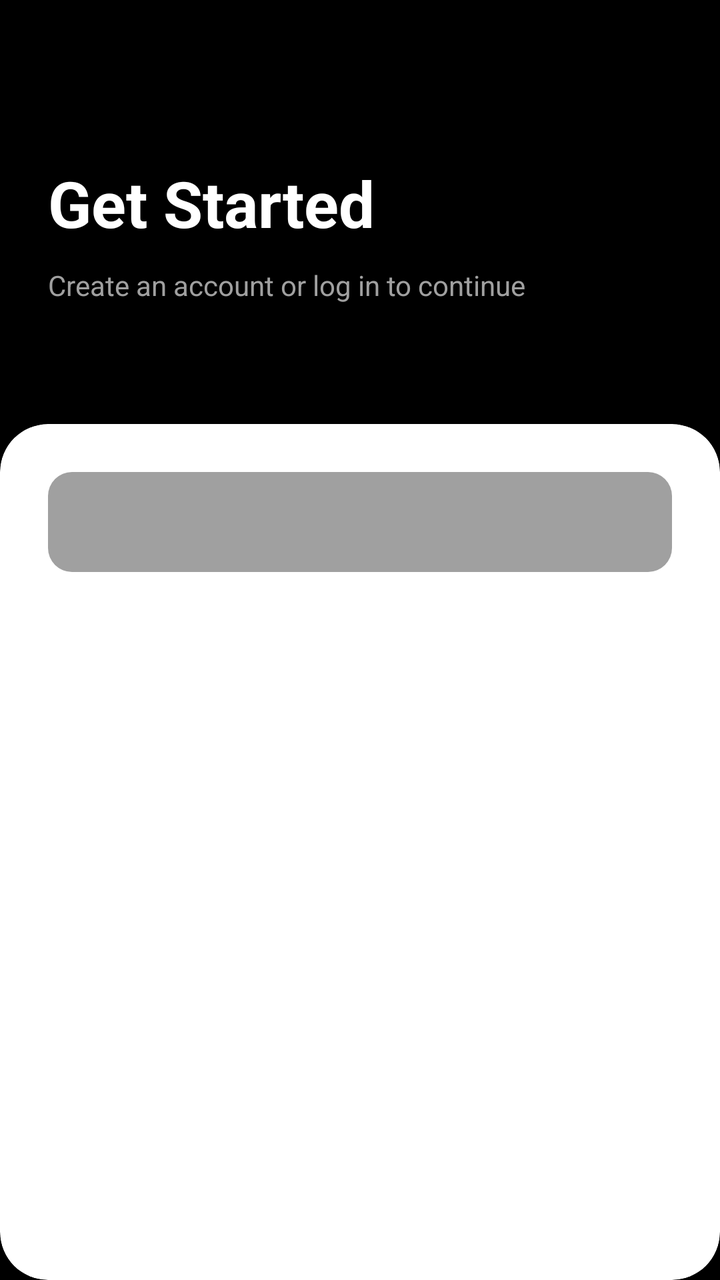
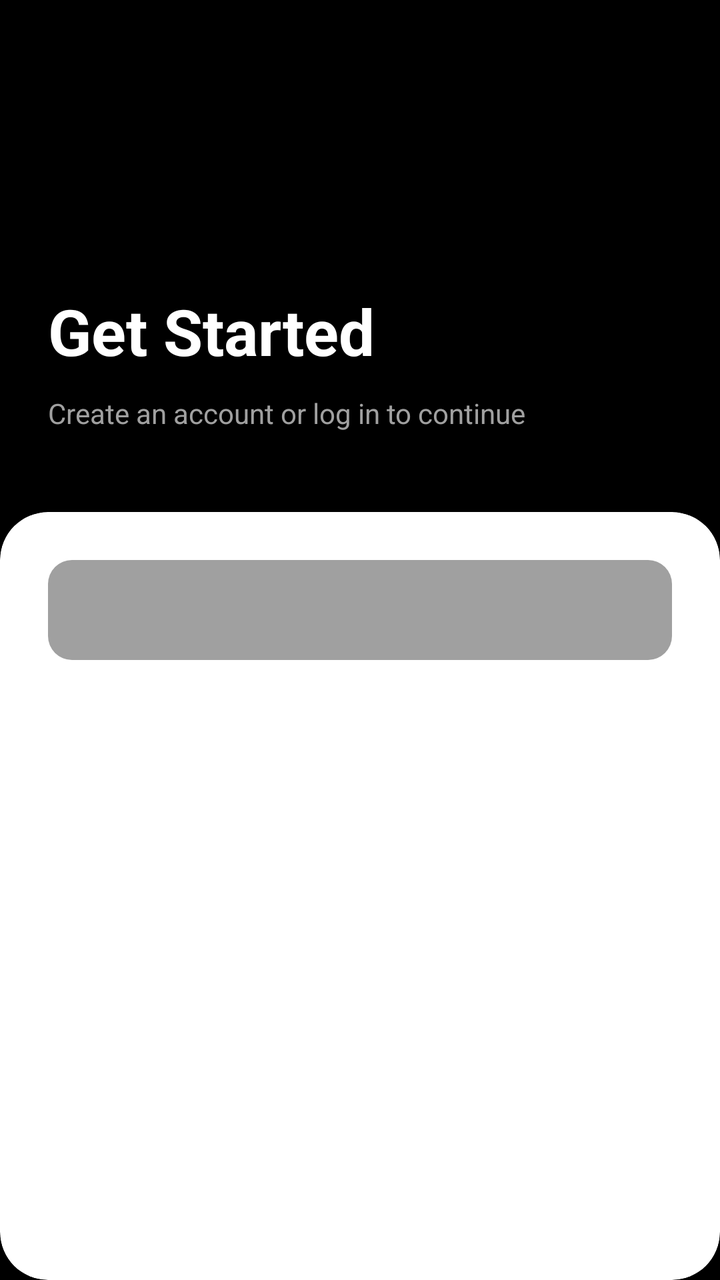

Screens rendered from an Android XML layout before and after an edit, with the pre-edit source and the edit as a unified diff.
<!-- AndroidManifest.xml: application theme Theme.Splitwise -->
<!-- res/layout/activity_login.xml -->
<?xml version="1.0" encoding="utf-8"?>
<RelativeLayout xmlns:android="http://schemas.android.com/apk/res/android"
    xmlns:app="http://schemas.android.com/apk/res-auto"
    android:layout_width="match_parent"
    android:layout_height="match_parent"
    android:background="@color/black"
    android:fitsSystemWindows="true">

    <TextView
        android:id="@+id/txtGetStarted"
        android:layout_width="wrap_content"
        android:layout_height="wrap_content"
        android:layout_marginStart="24dp"
        android:layout_marginTop="80dp"
        android:text="@string/get_started"
        android:textColor="@color/white"
        android:textSize="32sp"
        android:textStyle="bold" />

    <TextView
        android:id="@+id/txtLogin"
        android:layout_width="wrap_content"
        android:layout_height="wrap_content"
        android:layout_below="@id/txtGetStarted"
        android:layout_marginStart="24dp"
        android:layout_marginTop="10dp"
        android:text="@string/create_an_account_or_log_in_to_continue"
        android:textColor="@color/grey"
        android:textSize="14sp" />

    <androidx.cardview.widget.CardView
        android:layout_width="match_parent"
        android:layout_height="wrap_content"
        android:layout_below="@id/txtLogin"
        android:layout_alignParentBottom="true"
        android:layout_marginTop="60dp"
        app:cardBackgroundColor="@color/white"
        app:cardCornerRadius="24dp">

        <LinearLayout
            android:layout_width="match_parent"
            android:layout_height="match_parent"
            android:orientation="vertical"
            android:padding="24dp">

            <com.google.android.material.tabs.TabLayout
                android:id="@+id/tabLayout"
                android:layout_width="match_parent"
                android:layout_height="50dp"
                android:background="@drawable/bg_toggle_container"
                app:tabBackground="@drawable/bg_toggle_selected"
                app:tabIndicatorHeight="0dp"
                app:tabSelectedTextColor="@color/black"
                app:tabTextColor="@color/darkGrey" />

            <androidx.viewpager2.widget.ViewPager2
                android:id="@+id/viewPager"
                android:layout_width="match_parent"
                android:layout_height="match_parent"
                android:layout_marginTop="16dp" />

        </LinearLayout>
    </androidx.cardview.widget.CardView>

</RelativeLayout>
<!-- resources referenced by this layout -->
<resources>
  <color name="black">#FF000000</color>
  <color name="darkGrey">#1A1A1A</color>
  <color name="grey">#A0A0A0</color>
  <color name="white">#FFFFFFFF</color>
  <!-- drawable bg_toggle_container (drawable) -->
  <?xml version="1.0" encoding="utf-8"?>
  <shape xmlns:android="http://schemas.android.com/apk/res/android">
      <solid android:color="@color/grey" />
      <corners android:radius="12dp" />
  </shape>
  <!-- drawable bg_toggle_selected (drawable) -->
  <?xml version="1.0" encoding="utf-8"?>
  <selector xmlns:android="http://schemas.android.com/apk/res/android">
      <item android:state_selected="true">
          <layer-list>
              <item android:bottom="4dp" android:left="4dp" android:right="4dp" android:top="4dp">
                  <shape>
                      <solid android:color="@color/white" />
                      <corners android:radius="8dp" />
                  </shape>
              </item>
          </layer-list>
      </item>
      <item android:state_selected="false">
          <layer-list>
              <item android:bottom="4dp" android:left="4dp" android:right="4dp" android:top="4dp">
                  <shape>
                      <solid android:color="@color/grey" />
                  </shape>
              </item>
          </layer-list>
      </item>
  </selector>
  <string name="create_an_account_or_log_in_to_continue">Create an account or log in to continue</string>
  <string name="get_started">Get Started</string>
  <style name="Theme.Splitwise" parent="Base.Theme.Splitwise" />
  <style name="Base.Theme.Splitwise" parent="Theme.Material3.DayNight.NoActionBar">
          <item name="colorPrimary">@color/darkGrey</item>
          <item name="colorOnPrimary">@color/white</item>
          <item name="android:statusBarColor">@color/black</item>
          <item name="android:navigationBarColor">@color/black</item>
          <item name="android:windowLightStatusBar">false</item>
          <item name="indicatorColor">@color/grey</item>
  
          <item name="android:spinnerStyle">@style/Widget.Splitwise.Spinner</item>
          <item name="textInputStyle">@style/Widget.Splitwise.TextInputLayout.OutlinedBox</item>
      </style>
  <style name="Widget.Splitwise.Spinner" parent="Widget.AppCompat.Spinner">
          <item name="android:popupBackground">@color/white</item>
      </style>
  <style name="Widget.Splitwise.TextInputLayout.OutlinedBox" parent="Widget.MaterialComponents.TextInputLayout.OutlinedBox">
          <item name="boxStrokeColor">@color/text_input_box_stroke</item>
          <item name="boxStrokeWidth">2dp</item>
          <item name="boxStrokeWidthFocused">2dp</item>
          <item name="hintTextColor">@color/darkGrey</item>
          <item name="android:textColorHint">@color/grey</item>
          <item name="endIconTint">@color/darkGrey</item>
          <item name="boxCornerRadiusTopStart">12dp</item>
          <item name="boxCornerRadiusTopEnd">12dp</item>
          <item name="boxCornerRadiusBottomStart">12dp</item>
          <item name="boxCornerRadiusBottomEnd">12dp</item>
      </style>
</resources>

<!-- the commit's change to res/layout/activity_login.xml (unified diff, before → after) -->
@@ -1,39 +1,45 @@
 <?xml version="1.0" encoding="utf-8"?>
-<RelativeLayout xmlns:android="http://schemas.android.com/apk/res/android"
+<LinearLayout xmlns:android="http://schemas.android.com/apk/res/android"
     xmlns:app="http://schemas.android.com/apk/res-auto"
     android:layout_width="match_parent"
     android:layout_height="match_parent"
     android:background="@color/black"
-    android:fitsSystemWindows="true">
+    android:fitsSystemWindows="true"
+    android:orientation="vertical">
 
-    <TextView
-        android:id="@+id/txtGetStarted"
-        android:layout_width="wrap_content"
-        android:layout_height="wrap_content"
-        android:layout_marginStart="24dp"
-        android:layout_marginTop="80dp"
-        android:text="@string/get_started"
-        android:textColor="@color/white"
-        android:textSize="32sp"
-        android:textStyle="bold" />
+    <LinearLayout
+        android:layout_width="match_parent"
+        android:layout_height="0dp"
+        android:layout_weight="1"
+        android:gravity="bottom"
+        android:orientation="vertical"
+        android:paddingBottom="40dp">
 
-    <TextView
-        android:id="@+id/txtLogin"
-        android:layout_width="wrap_content"
-        android:layout_height="wrap_content"
-        android:layout_below="@id/txtGetStarted"
-        android:layout_marginStart="24dp"
-        android:layout_marginTop="10dp"
-        android:text="@string/create_an_account_or_log_in_to_continue"
-        android:textColor="@color/grey"
-        android:textSize="14sp" />
+        <TextView
+            android:id="@+id/txtGetStarted"
+            android:layout_width="wrap_content"
+            android:layout_height="wrap_content"
+            android:layout_marginStart="24dp"
+            android:text="@string/get_started"
+            android:textColor="@color/white"
+            android:textSize="32sp"
+            android:textStyle="bold" />
+
+        <TextView
+            android:id="@+id/txtLogin"
+            android:layout_width="wrap_content"
+            android:layout_height="wrap_content"
+            android:layout_marginStart="24dp"
+            android:layout_marginTop="10dp"
+            android:text="@string/create_an_account_or_log_in_to_continue"
+            android:textColor="@color/grey"
+            android:textSize="14sp" />
+    </LinearLayout>
 
     <androidx.cardview.widget.CardView
         android:layout_width="match_parent"
-        android:layout_height="wrap_content"
-        android:layout_below="@id/txtLogin"
-        android:layout_alignParentBottom="true"
-        android:layout_marginTop="60dp"
+        android:layout_height="0dp"
+        android:layout_weight="1.5"
         app:cardBackgroundColor="@color/white"
         app:cardCornerRadius="24dp">
 
@@ -62,4 +68,4 @@
         </LinearLayout>
     </androidx.cardview.widget.CardView>
 
-</RelativeLayout>
+</LinearLayout>
